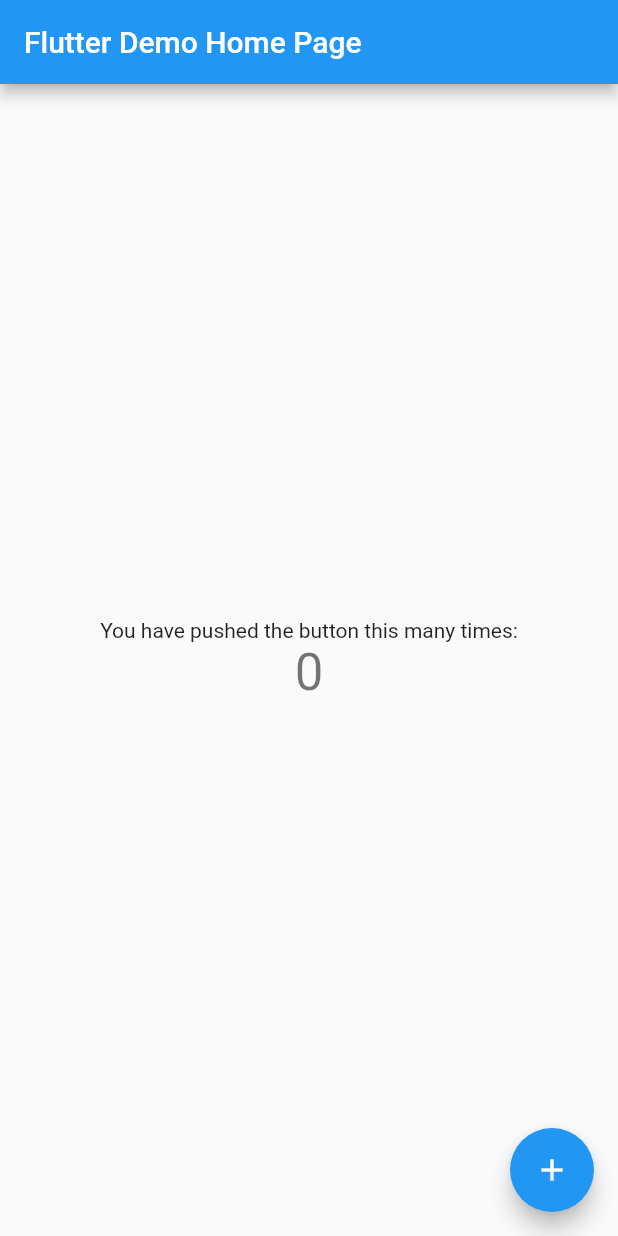
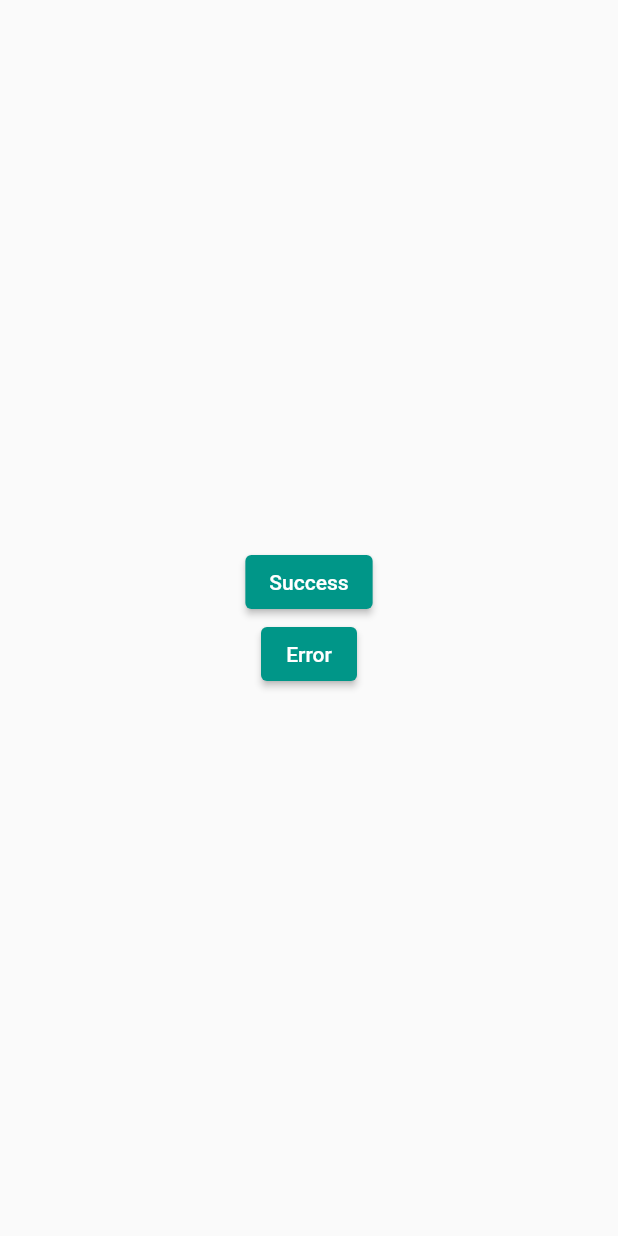
Before and after one commit to kevynrocha/flutter_messenger, a Flutter app: the screen it shows after launch, on a phone screen of 412 x 824 dp. Run offline on Flutter 3.47's test engine with Material 2 defaults, Android fonts, the phone set to English and light mode, and no system bars; our stand-ins replace auto_route, equatable, firebase_core, flutter_bloc; accounts and stored records are empty.

```diff
--- /dev/null
+++ b/lib/app_widget.dart
@@ -0,0 +1,21 @@
+import 'package:flutter/material.dart';
+import 'package:flutter_messenger/src/router/app_router_guard.dart';
+
+import 'src/router/app_router.dart';
+
+class AppWidget extends StatelessWidget {
+  AppWidget({Key? key}) : super(key: key);
+
+  final _appRouter = AppRouter(appRouterGuard: AppRouterGuard());
+
+  @override
+  Widget build(BuildContext context) {
+    return MaterialApp.router(
+      title: 'Flutter Messenger',
+      debugShowCheckedModeBanner: false,
+      theme: ThemeData(primarySwatch: Colors.teal),
+      routerDelegate: _appRouter.delegate(),
+      routeInformationParser: _appRouter.defaultRouteParser(),
+    );
+  }
+}
--- a/lib/main.dart
+++ b/lib/main.dart
@@ -1,115 +1,14 @@
+import 'package:firebase_core/firebase_core.dart';
 import 'package:flutter/material.dart';
 
-void main() {
-  runApp(const MyApp());
+import 'app_widget.dart';
+import 'firebase_options.dart';
+
+void main() async {
+  WidgetsFlutterBinding.ensureInitialized();
+
+  // Initialize Firebase App
+  await Firebase.initializeApp(options: DefaultFirebaseOptions.currentPlatform);
+
+  runApp(AppWidget());
 }
-
-class MyApp extends StatelessWidget {
-  const MyApp({Key? key}) : super(key: key);
-
-  // This widget is the root of your application.
-  @override
-  Widget build(BuildContext context) {
-    return MaterialApp(
-      title: 'Flutter Demo',
-      theme: ThemeData(
-        // This is the theme of your application.
-        //
-        // Try running your application with "flutter run". You'll see the
-        // application has a blue toolbar. Then, without quitting the app, try
-        // changing the primarySwatch below to Colors.green and then invoke
-        // "hot reload" (press "r" in the console where you ran "flutter run",
-        // or simply save your changes to "hot reload" in a Flutter IDE).
-        // Notice that the counter didn't reset back to zero; the application
-        // is not restarted.
-        primarySwatch: Colors.blue,
-      ),
-      home: const MyHomePage(title: 'Flutter Demo Home Page'),
-    );
-  }
-}
-
-class MyHomePage extends StatefulWidget {
-  const MyHomePage({Key? key, required this.title}) : super(key: key);
-
-  // This widget is the home page of your application. It is stateful, meaning
-  // that it has a State object (defined below) that contains fields that affect
-  // how it looks.
-
-  // This class is the configuration for the state. It holds the values (in this
-  // case the title) provided by the parent (in this case the App widget) and
-  // used by the build method of the State. Fields in a Widget subclass are
-  // always marked "final".
-
-  final String title;
-
-  @override
-  State<MyHomePage> createState() => _MyHomePageState();
-}
-
-class _MyHomePageState extends State<MyHomePage> {
-  int _counter = 0;
-
-  void _incrementCounter() {
-    setState(() {
-      // This call to setState tells the Flutter framework that something has
-      // changed in this State, which causes it to rerun the build method below
-      // so that the display can reflect the updated values. If we changed
-      // _counter without calling setState(), then the build method would not be
-      // called again, and so nothing would appear to happen.
-      _counter++;
-    });
-  }
-
-  @override
-  Widget build(BuildContext context) {
-    // This method is rerun every time setState is called, for instance as done
-    // by the _incrementCounter method above.
-    //
-    // The Flutter framework has been optimized to make rerunning build methods
-    // fast, so that you can just rebuild anything that needs updating rather
-    // than having to individually change instances of widgets.
-    return Scaffold(
-      appBar: AppBar(
-        // Here we take the value from the MyHomePage object that was created by
-        // the App.build method, and use it to set our appbar title.
-        title: Text(widget.title),
-      ),
-      body: Center(
-        // Center is a layout widget. It takes a single child and positions it
-        // in the middle of the parent.
-        child: Column(
-          // Column is also a layout widget. It takes a list of children and
-          // arranges them vertically. By default, it sizes itself to fit its
-          // children horizontally, and tries to be as tall as its parent.
-          //
-          // Invoke "debug painting" (press "p" in the console, choose the
-          // "Toggle Debug Paint" action from the Flutter Inspector in Android
-          // Studio, or the "Toggle Debug Paint" command in Visual Studio Code)
-          // to see the wireframe for each widget.
-          //
-          // Column has various properties to control how it sizes itself and
-          // how it positions its children. Here we use mainAxisAlignment to
-          // center the children vertically; the main axis here is the vertical
-          // axis because Columns are vertical (the cross axis would be
-          // horizontal).
-          mainAxisAlignment: MainAxisAlignment.center,
-          children: <Widget>[
-            const Text(
-              'You have pushed the button this many times:',
-            ),
-            Text(
-              '$_counter',
-              style: Theme.of(context).textTheme.headline4,
-            ),
-          ],
-        ),
-      ),
-      floatingActionButton: FloatingActionButton(
-        onPressed: _incrementCounter,
-        tooltip: 'Increment',
-        child: const Icon(Icons.add),
-      ), // This trailing comma makes auto-formatting nicer for build methods.
-    );
-  }
-}
--- /dev/null
+++ b/lib/src/features/auth/auth_feature.dart
@@ -0,0 +1,14 @@
+import 'package:flutter/material.dart';
+
+import 'presentation/screens/auth_screen.dart';
+
+class AuthFeature extends StatelessWidget {
+  const AuthFeature({Key? key, required this.onResult}) : super(key: key);
+
+  final void Function(bool result) onResult;
+
+  @override
+  Widget build(BuildContext context) {
+    return const AuthScreen();
+  }
+}
--- /dev/null
+++ b/lib/src/features/auth/presentation/screens/auth_screen.dart
@@ -0,0 +1,31 @@
+import 'package:auto_route/auto_route.dart';
+import 'package:flutter/material.dart';
+
+import '../../../../router/app_router.dart';
+
+class AuthScreen extends StatelessWidget {
+  const AuthScreen({Key? key}) : super(key: key);
+
+  @override
+  Widget build(BuildContext context) {
+    final args = context.routeData.args as AuthRouteArgs;
+
+    return Scaffold(
+      body: Center(
+        child: Column(
+          mainAxisAlignment: MainAxisAlignment.center,
+          children: [
+            ElevatedButton(
+              onPressed: () => args.onResult(true),
+              child: const Text('Success'),
+            ),
+            ElevatedButton(
+              onPressed: () => print('falhou'),
+              child: const Text('Error'),
+            ),
+          ],
+        ),
+      ),
+    );
+  }
+}
```
Also changed, not shown: lib/src/features/home/home_feature.dart (added, +14 -0 lines), lib/src/features/home/presentation/screens/home_screen.dart (added, +20 -0 lines), lib/src/features/splash/presentation/controllers/splash_controller.dart (added, +11 -0 lines), lib/src/features/splash/presentation/controllers/splash_states.dart (added, +14 -0 lines), lib/src/features/splash/presentation/screens/splash_screen.dart (added, +29 -0 lines), lib/src/features/splash/splash_feature.dart (added, +17 -0 lines), lib/src/router/app_router.dart (added, +21 -0 lines), lib/src/router/app_router_guard.dart (added, +19 -0 lines), pubspec.yaml (+8 -0 lines), lib/src/router/app_router.gr.dart (added), pubspec.lock, 2 other files.
